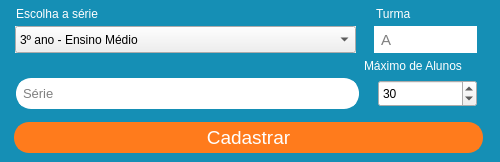
Old version of the form pyschool/interface/cadastroTurma.ui in the repository IanLuan/PySchool.
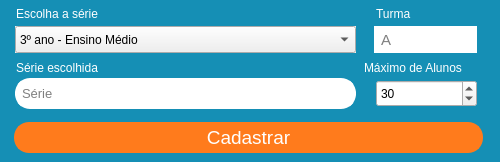
New version of the form.

Commit message: Alterações UI Cadastro Turma

```diff
--- a/pyschool/interface/cadastroTurma.ui
+++ b/pyschool/interface/cadastroTurma.ui
@@ -114,7 +114,7 @@
     <property name="geometry">
      <rect>
       <x>364</x>
-      <y>54</y>
+      <y>56</y>
       <width>135</width>
       <height>23</height>
      </rect>
@@ -130,9 +130,9 @@
    <widget class="QSpinBox" name="spinMax">
     <property name="geometry">
      <rect>
-      <x>378</x>
+      <x>376</x>
       <y>80</y>
-      <width>99</width>
+      <width>101</width>
       <height>27</height>
      </rect>
     </property>
@@ -192,9 +192,9 @@
    <widget class="QLineEdit" name="lineSerie">
     <property name="geometry">
      <rect>
-      <x>16</x>
+      <x>15</x>
       <y>78</y>
-      <width>343</width>
+      <width>341</width>
       <height>31</height>
      </rect>
     </property>
@@ -268,6 +268,23 @@
      <string>Cadastrar</string>
     </property>
    </widget>
+   <widget class="QLabel" name="lblEscolha_2">
+    <property name="geometry">
+     <rect>
+      <x>16</x>
+      <y>56</y>
+      <width>181</width>
+      <height>23</height>
+     </rect>
+    </property>
+    <property name="styleSheet">
+     <string notr="true">font: 75 10pt &quot;Malgun Gothic&quot;;
+color:#fff;</string>
+    </property>
+    <property name="text">
+     <string>Série escolhida</string>
+    </property>
+   </widget>
    <zorder>lblEscolha</zorder>
    <zorder>lblTurma</zorder>
    <zorder>lblMax</zorder>
```
Left out of the diff: 5 changed lines with no effect on the pictures. The commit also changes 3 other files.
